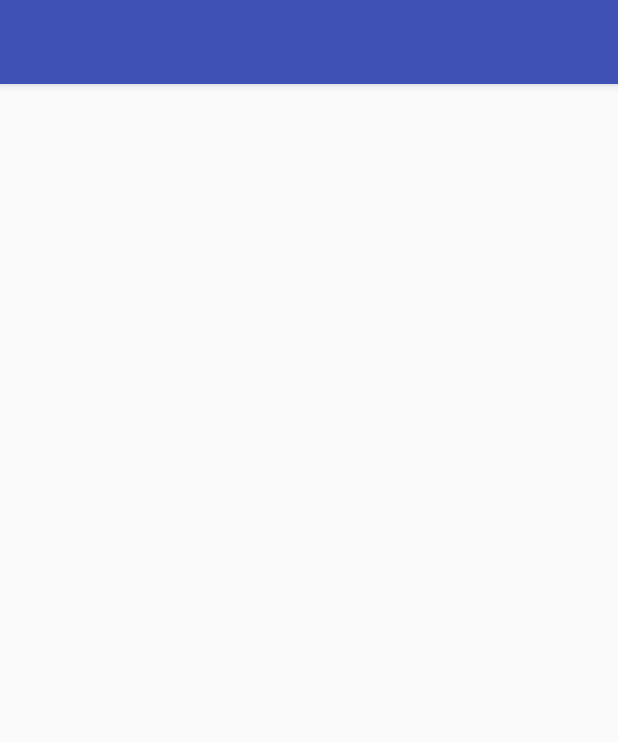
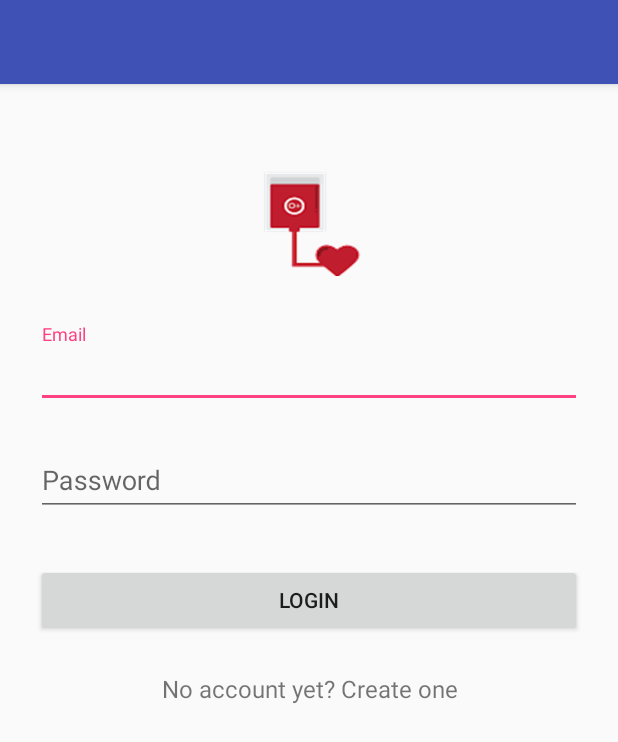
Before and after one commit to SanowerTamjit/BloodDonorTamjit, an Android app: the login screen opened directly, with no data from a screen before it, on a phone screen of 412 x 824 dp. Shown: the top 742 px of the screen. Run offline under Robolectric (Android 15) with nearby library versions, the phone set to English and light mode, and no system bars.

Commit message:
Connecting with GIT

```diff
--- a/app/src/main/res/layout/activity_login.xml
+++ b/app/src/main/res/layout/activity_login.xml
@@ -1,9 +1,67 @@
 <?xml version="1.0" encoding="utf-8"?>
-<android.support.constraint.ConstraintLayout xmlns:android="http://schemas.android.com/apk/res/android"
-    xmlns:app="http://schemas.android.com/apk/res-auto"
-    xmlns:tools="http://schemas.android.com/tools"
-    android:layout_width="match_parent"
-    android:layout_height="match_parent"
-    tools:context="com.santam.blooddonortamjit.login">
+<ScrollView xmlns:android="http://schemas.android.com/apk/res/android"
+    android:layout_width="fill_parent"
+    android:layout_height="fill_parent"
+    android:fitsSystemWindows="true">
 
-</android.support.constraint.ConstraintLayout>
+    <LinearLayout
+        android:orientation="vertical"
+        android:layout_width="match_parent"
+        android:layout_height="wrap_content"
+        android:paddingTop="56dp"
+        android:paddingLeft="24dp"
+        android:paddingRight="24dp"
+        android:weightSum="1">
+
+        <ImageView android:src="@drawable/logo"
+            android:layout_width="89dp"
+            android:layout_height="72dp"
+            android:layout_marginBottom="24dp"
+            android:layout_gravity="center_horizontal"
+            android:layout_weight="0.28" />
+
+        <!--  Email Label -->
+        <android.support.design.widget.TextInputLayout
+            android:layout_width="match_parent"
+            android:layout_height="wrap_content"
+            android:layout_marginTop="8dp"
+            android:layout_marginBottom="8dp">
+            <EditText android:id="@+id/input_email"
+                android:layout_width="match_parent"
+                android:layout_height="wrap_content"
+                android:inputType="textEmailAddress"
+                android:hint="Email" />
+        </android.support.design.widget.TextInputLayout>
+
+        <!--  Password Label -->
+        <android.support.design.widget.TextInputLayout
+            android:layout_width="match_parent"
+            android:layout_height="wrap_content"
+            android:layout_marginTop="8dp"
+            android:layout_marginBottom="8dp">
+            <EditText android:id="@+id/input_password"
+                android:layout_width="match_parent"
+                android:layout_height="wrap_content"
+                android:inputType="textPassword"
+                android:hint="Password"/>
+        </android.support.design.widget.TextInputLayout>
+
+        <android.support.v7.widget.AppCompatButton
+            android:id="@+id/btn_login"
+            android:layout_width="fill_parent"
+            android:layout_height="wrap_content"
+            android:layout_marginTop="24dp"
+            android:layout_marginBottom="24dp"
+            android:padding="12dp"
+            android:text="Login"/>
+
+        <TextView android:id="@+id/link_signup"
+            android:layout_width="fill_parent"
+            android:layout_height="wrap_content"
+            android:layout_marginBottom="24dp"
+            android:text="No account yet? Create one"
+            android:gravity="center"
+            android:textSize="16dip"/>
+
+    </LinearLayout>
+</ScrollView>
```
Also changed, not shown: app/src/main/res/drawable-v21/logo.png (renamed from app/src/main/res/mipmap-xxxhdpi/ic_launcher.png), app/src/main/res/drawable/lgoo.png (added), app/src/main/res/mipmap-xxxhdpi/ic_launcher_round.png (deleted).
